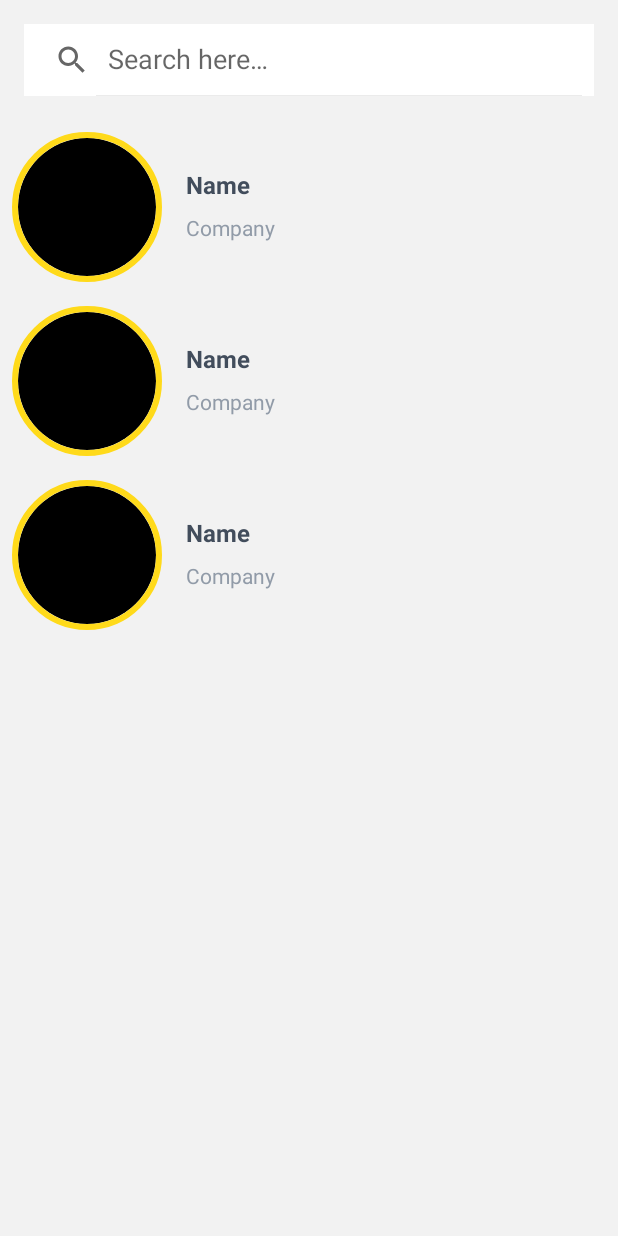
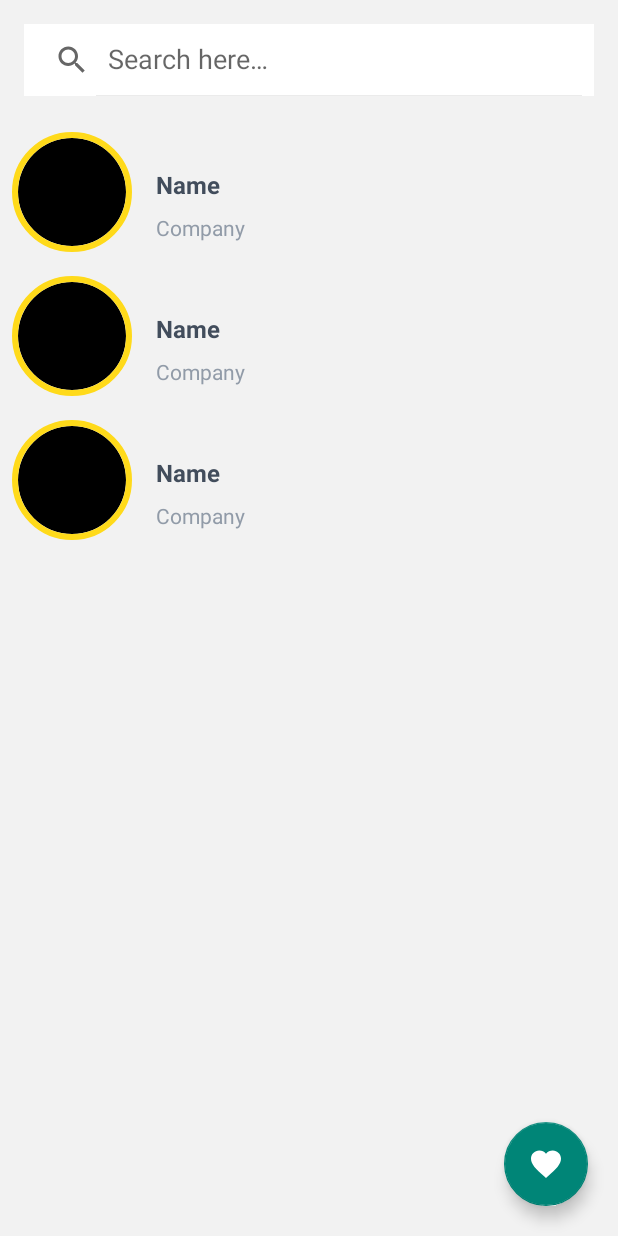
Before and after one commit to Roisfaozi/GithubUser, an Android app: the layout activity_main.xml on its own in the app's theme, with its tools: preview values and no code run, on a phone screen of 412 x 824 dp. Run offline under Robolectric (Android 15) with nearby library versions, the phone set to English and light mode, and no system bars.

```diff
--- a/app/src/main/java/com/kotlin/githubuser/activity/FavoriteActivity.kt
+++ b/app/src/main/java/com/kotlin/githubuser/activity/FavoriteActivity.kt
@@ -17,7 +17,6 @@ import kotlinx.coroutines.launch
 class FavoriteActivity : AppCompatActivity() {
 
     private lateinit var adapter : FavoritAdapter
-    internal val TAG = FavoriteActivity::class.java.simpleName
 
     override fun onCreate(savedInstanceState: Bundle?) {
         super.onCreate(savedInstanceState)
--- a/app/src/main/java/com/kotlin/githubuser/activity/MainActivity.kt
+++ b/app/src/main/java/com/kotlin/githubuser/activity/MainActivity.kt
@@ -37,6 +37,11 @@ class MainActivity : AppCompatActivity() {
         getUserSearch()
 
         mainViewModel(userAdapter)
+
+        favoriteActivity.setOnClickListener {
+            val move = Intent(this, FavoriteActivity::class.java)
+            startActivity(move)
+        }
     }
 
     private fun mainViewModel(adapter: UserAdapter){
--- a/app/src/main/java/com/kotlin/githubuser/db/FavoriteHelper.kt
+++ b/app/src/main/java/com/kotlin/githubuser/db/FavoriteHelper.kt
@@ -49,12 +49,12 @@ class FavoriteHelper (context: Context) {
         )
     }
 
-    fun queryById(Id: String): Cursor {
+    fun queryById(id: String): Cursor {
         return database.query(
             DATABASE_TABLE,
             null,
             "$_ID=?",
-            arrayOf(Id),
+            arrayOf(id),
             null,
             null,
             null,
--- a/app/src/main/res/layout/activity_main.xml
+++ b/app/src/main/res/layout/activity_main.xml
@@ -1,5 +1,5 @@
 <?xml version="1.0" encoding="utf-8"?>
-<RelativeLayout xmlns:android="http://schemas.android.com/apk/res/android"
+<FrameLayout xmlns:android="http://schemas.android.com/apk/res/android"
     xmlns:app="http://schemas.android.com/apk/res-auto"
     xmlns:tools="http://schemas.android.com/tools"
     android:layout_width="match_parent"
@@ -12,11 +12,11 @@
         style="?android:attr/progressBarStyle"
         android:layout_width="wrap_content"
         android:layout_height="wrap_content"
-        android:layout_centerHorizontal="true"
-        android:layout_centerVertical="true"
+        android:layout_gravity="center"
         android:visibility="gone"/>
 
     <LinearLayout
+        android:id="@+id/layput"
         android:layout_width="match_parent"
         android:layout_height="wrap_content"
         android:orientation="vertical">
@@ -33,7 +33,6 @@
         app:queryHint="@string/search"
         app:showDividers="end" />
 
-
     <androidx.recyclerview.widget.RecyclerView
         android:id="@+id/rv_user"
         android:layout_width="match_parent"
@@ -42,4 +41,14 @@
         tools:listitem="@layout/item_user" />
 
     </LinearLayout>
-</RelativeLayout>
+
+    <com.google.android.material.floatingactionbutton.FloatingActionButton
+        android:id="@+id/favoriteActivity"
+        android:layout_width="wrap_content"
+        android:layout_height="wrap_content"
+        android:layout_gravity="bottom|end"
+        android:layout_marginEnd="20dp"
+        android:layout_marginBottom="20dp"
+        android:src="@drawable/ic_filled_favorite" />
+
+</FrameLayout>
--- a/app/src/main/res/layout/item_user.xml
+++ b/app/src/main/res/layout/item_user.xml
@@ -9,8 +9,8 @@
 
     <de.hdodenhof.circleimageview.CircleImageView
         android:id="@+id/img_item_photo"
-        android:layout_width="100dp"
-        android:layout_height="100dp"
+        android:layout_width="80dp"
+        android:layout_height="80dp"
         android:layout_marginStart="8dp"
         android:layout_marginTop="8dp"
         android:layout_marginBottom="8dp"
```
Also changed, not shown: app/src/main/java/com/kotlin/githubuser/activity/DetailActivity.kt (+42 -33 lines).
